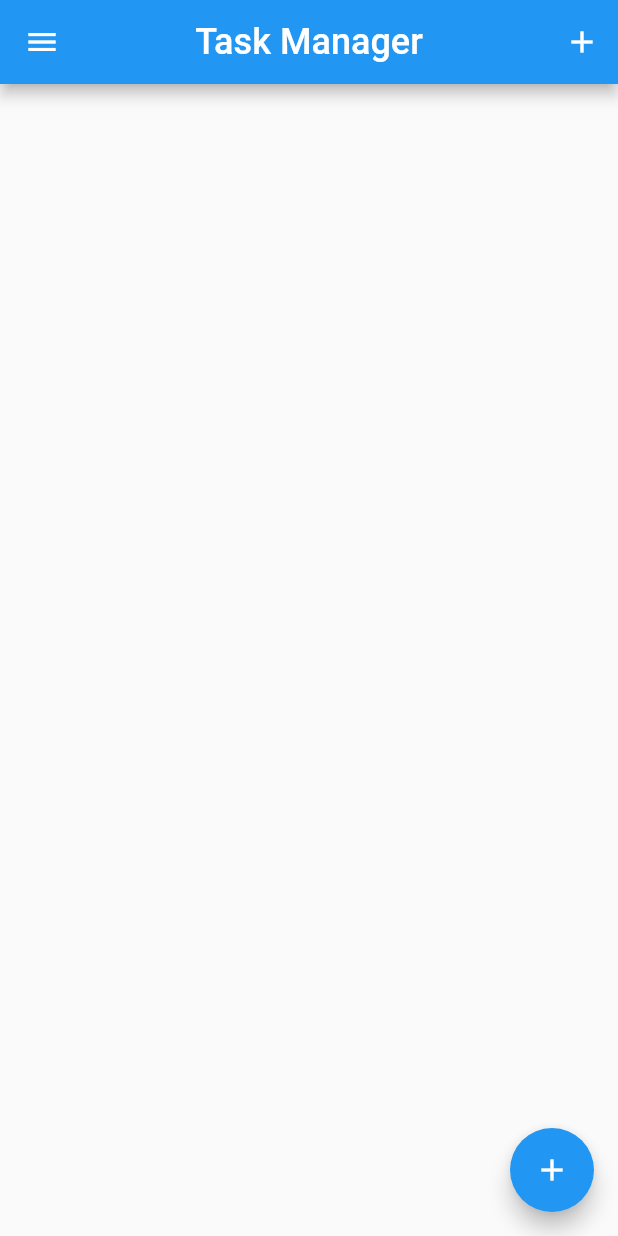
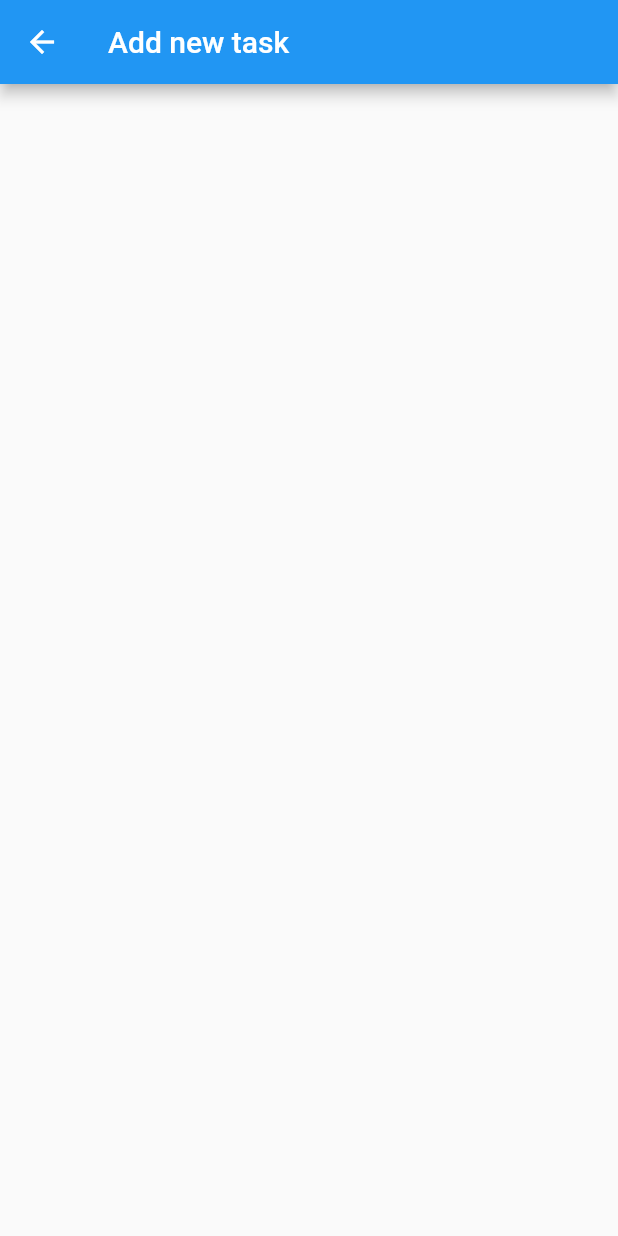
Before and after one commit to imvsharma/flutter-todo-app, a Flutter app: the screen it shows after launch, after a tap on the "add" icon, on a phone screen of 412 x 824 dp. Run offline on Flutter 3.47's test engine with Material 2 defaults, Android fonts, the phone set to English and light mode, and no system bars.

Commit message:
add new task route

```diff
--- a/lib/main.dart
+++ b/lib/main.dart
@@ -9,10 +9,15 @@ class MyApp extends StatelessWidget {
     return MaterialApp(
       title: 'Flutter Demo',
       debugShowCheckedModeBanner: false,
+      initialRoute: '/',
+      routes: {
+        '/':(context) => MyHomePage(title: 'Task Manager'),
+        '/addnewtask': (context) => AddNewTaskScreen()
+      },
       theme: ThemeData(
         primarySwatch: Colors.blue,
       ),
-      home: MyHomePage(title: 'Task Manager'),
+      /* home: MyHomePage(title: 'Task Manager'), */
     );
   }
 }
@@ -42,17 +47,24 @@ class _MyHomePageState extends State<MyHomePage> {
         title: Text(widget.title, style: TextStyle(fontSize: 24)),
         centerTitle: true,
         actions: <Widget>[
-          IconButton(icon: Icon(Icons.add,color: Colors.white), onPressed: null,tooltip: 'Add new task')
+          IconButton(icon: Icon(Icons.add,color: Colors.white), onPressed: () {
+            Navigator.pushNamed(context, '/addnewtask');
+          } ,tooltip: 'Add new task')
         ],
       ),
       drawer: Drawer(),
-
-      body: Center(),
-      floatingActionButton: FloatingActionButton(
-        onPressed: _incrementCounter,
-        tooltip: 'Increment',
-        child: Icon(Icons.add),
-      ),
+      body: Center()
     );
   }
 }
+
+
+class AddNewTaskScreen extends StatelessWidget {
+  @override
+  Widget build(BuildContext context) {
+    return Scaffold(
+      appBar: AppBar(title: Text('Add new task'),)
+    );
+
+  }
+}
```
